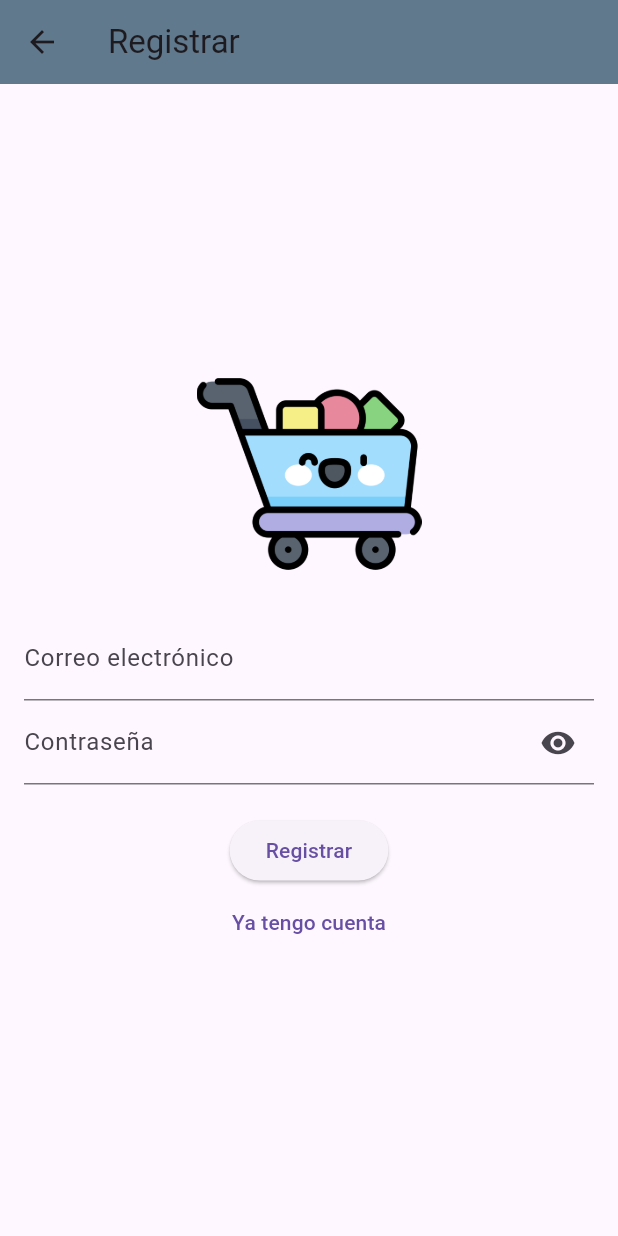
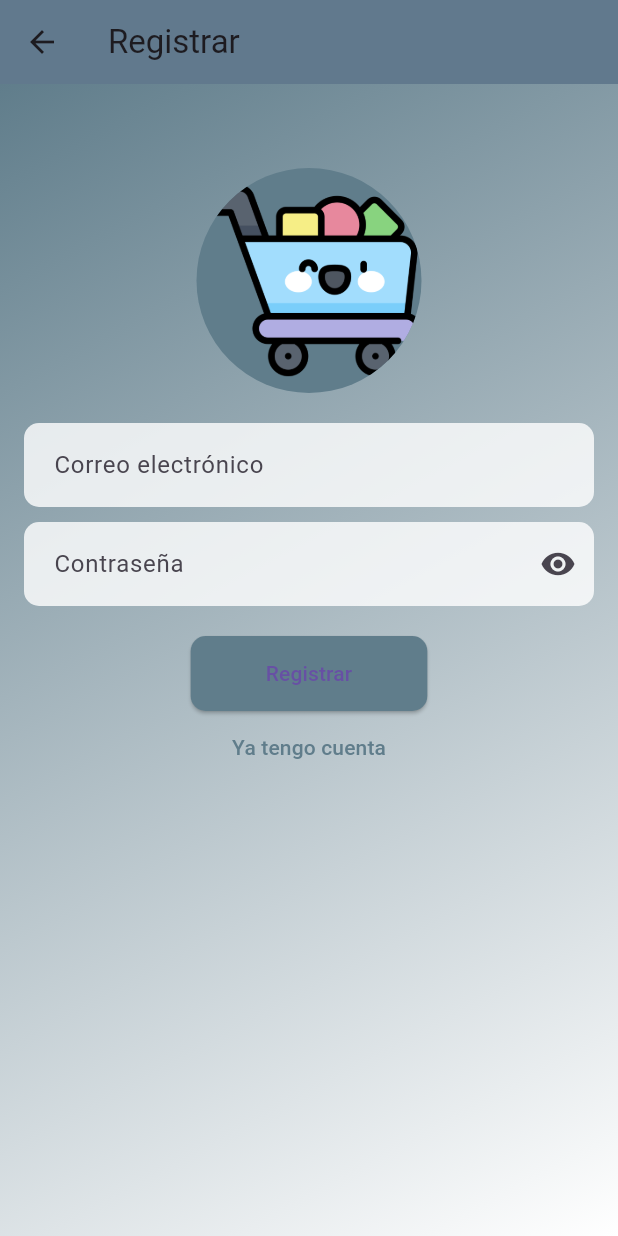
Before and after one commit to VictorM4nu31/super_app, a Flutter app: the RegisterScreen screen opened directly, on a phone screen of 412 x 824 dp. Run offline on Flutter 3.47's test engine with Material 3 defaults, Android fonts, the phone set to English and light mode, and no system bars; our stand-ins replace cloud_firestore, firebase_auth, firebase_core; accounts and stored records are empty.

Commit message:
Cambios realizados por erika

```diff
--- a/lib/screens/auth/register_screen.dart
+++ b/lib/screens/auth/register_screen.dart
@@ -12,14 +12,12 @@
 class _RegisterScreenState extends State<RegisterScreen> {
   final _emailController = TextEditingController();
   final _passwordController = TextEditingController();
-  final _formKey = GlobalKey<FormState>(); // Llave para el Form
+  final _formKey = GlobalKey<FormState>();
   final AuthService _authService = AuthService();
-  bool _obscureText =
-      true; // Variable para controlar la visibilidad de la contraseña
+  bool _obscureText = true;
 
   void _register() async {
     if (_formKey.currentState!.validate()) {
-      // Si la validación es correcta, intenta registrar
       final email = _emailController.text;
       final password = _passwordController.text;
       final user = await _authService.register(email, password);
@@ -29,7 +27,6 @@
           MaterialPageRoute(builder: (context) => const LoginScreen()),
         );
       } else {
-        // Mostrar un mensaje de error
         ScaffoldMessenger.of(context).showSnackBar(
           const SnackBar(content: Text('Error al registrar usuario')),
         );
@@ -45,23 +42,58 @@
         backgroundColor: Colors.blueGrey,
         elevation: 4.0,
       ),
-      body: Padding(
+      body: Container(
+        width: double.infinity,
+        height: double.infinity,
+        decoration: const BoxDecoration(
+          gradient: LinearGradient(
+            colors: [Colors.blueGrey, Colors.white],
+            begin: Alignment.topLeft,
+            end: Alignment.bottomRight,
+          ),
+        ),
+        child: SingleChildScrollView(
+          child: Padding(
             padding: const EdgeInsets.all(16.0),
             child: Form(
-          key: _formKey, // Asignar la llave del Form
+              key: _formKey,
               child: Column(
                 mainAxisAlignment: MainAxisAlignment.center,
+                crossAxisAlignment: CrossAxisAlignment.center,
                 children: <Widget>[
-              Image.asset(
-                'images/supermercado.png', // Ruta a la imagen local
-                height: 150.0, // Ajusta la altura según sea necesario
-                width: 150.0, // Ajusta el ancho según sea necesario
+                  const SizedBox(height: 40),
+                  CircleAvatar(
+                    radius: 75.0,
+                    backgroundColor: Colors.blueGrey,
+                    child: ClipOval(
+                      child: Image.asset(
+                        'images/supermercado.png',
+                        fit: BoxFit.cover,
+                        height: 150.0,
+                        width: 150.0,
+                      ),
+                    ),
                   ),
                   const SizedBox(height: 20),
                   TextFormField(
                     controller: _emailController,
-                decoration:
-                    const InputDecoration(labelText: 'Correo electrónico'),
+                    decoration: InputDecoration(
+                      labelText: 'Correo electrónico',
+                      filled: true,
+                      fillColor: Colors.white.withOpacity(0.8),
+                      border: OutlineInputBorder(
+                        borderRadius: BorderRadius.circular(10.0),
+                      ),
+                      enabledBorder: OutlineInputBorder(
+                        borderRadius: BorderRadius.circular(10.0),
+                        borderSide: const BorderSide(color: Colors.transparent),
+                      ),
+                      focusedBorder: OutlineInputBorder(
+                        borderRadius: BorderRadius.circular(10.0),
+                        borderSide: const BorderSide(color: Colors.blueGrey),
+                      ),
+                      contentPadding: const EdgeInsets.all(16.0),
+                    ),
                     validator: (value) {
                       if (value == null || value.isEmpty) {
                         return 'Por favor ingrese su correo electrónico';
@@ -69,13 +101,30 @@
                       return null;
                     },
                   ),
+                  const SizedBox(height: 10),
                   TextFormField(
                     controller: _passwordController,
                     decoration: InputDecoration(
                       labelText: 'Contraseña',
+                      filled: true,
+                      fillColor: Colors.white.withOpacity(0.8),
+                      border: OutlineInputBorder(
+                        borderRadius: BorderRadius.circular(10.0),
+                      ),
+                      enabledBorder: OutlineInputBorder(
+                        borderRadius: BorderRadius.circular(10.0),
+                        borderSide: const BorderSide(color: Colors.transparent),
+                      ),
+                      focusedBorder: OutlineInputBorder(
+                        borderRadius: BorderRadius.circular(10.0),
+                        borderSide: const BorderSide(color: Colors.blueGrey),
+                      ),
+                      contentPadding: const EdgeInsets.all(16.0),
                       suffixIcon: IconButton(
                         icon: Icon(
-                      _obscureText ? Icons.visibility : Icons.visibility_off,
+                          _obscureText
+                              ? Icons.visibility
+                              : Icons.visibility_off,
                         ),
                         onPressed: () {
                           setState(() {
@@ -95,6 +144,14 @@
                   const SizedBox(height: 20),
                   ElevatedButton(
                     onPressed: _register,
+                    style: ElevatedButton.styleFrom(
+                      padding: const EdgeInsets.symmetric(
+                          horizontal: 50.0, vertical: 15.0),
+                      backgroundColor: Colors.blueGrey,
+                      shape: RoundedRectangleBorder(
+                        borderRadius: BorderRadius.circular(10.0),
+                      ),
+                    ),
                     child: const Text('Registrar'),
                   ),
                   TextButton(
@@ -105,9 +162,15 @@
                             builder: (context) => const LoginScreen()),
                       );
                     },
-                child: const Text('Ya tengo cuenta'),
+                    child: const Text(
+                      'Ya tengo cuenta',
+                      style: TextStyle(color: Colors.blueGrey),
                     ),
+                  ),
+                  const SizedBox(height: 40),
                 ],
+              ),
+            ),
           ),
         ),
       ),
```
Lines whose indentation alone changed are shown as unchanged.
